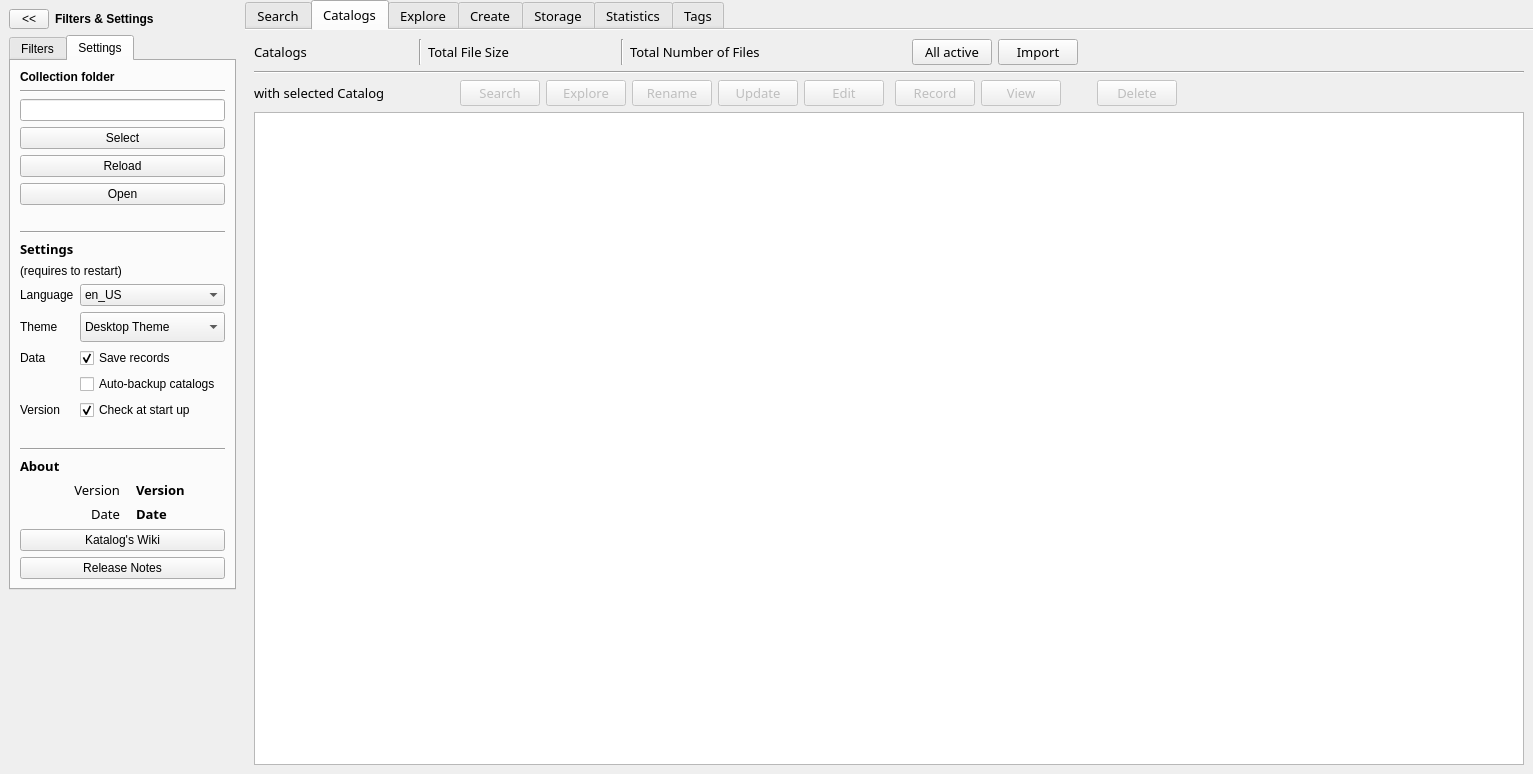
Above: mainwindow.ui from StephaneCouturier/Katalog before the change. Below: the same form after it.
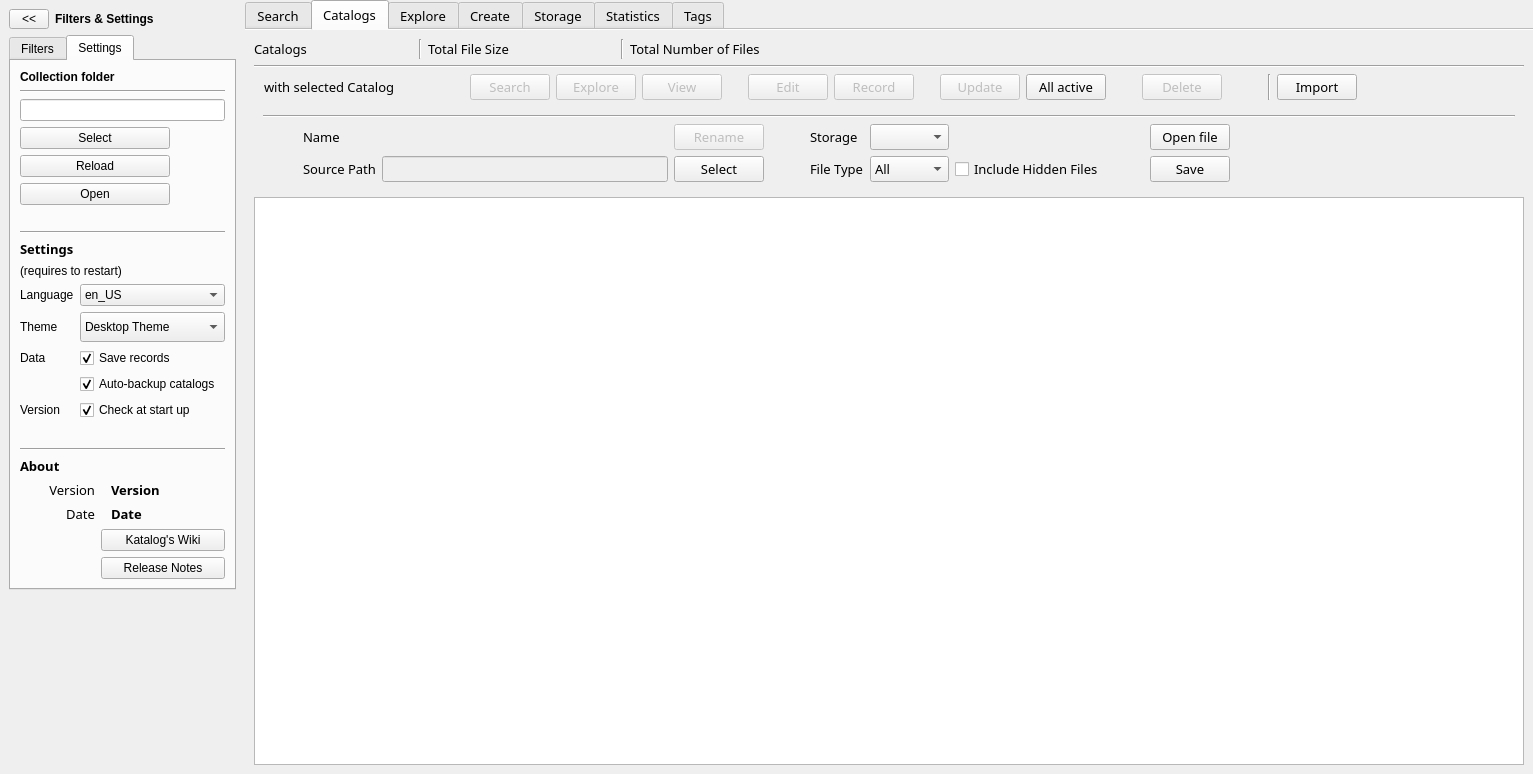
That is the form after the change. The open tabs and pages were chosen to show the change. Icons and pictures are not drawn. Custom widgets are drawn as their Qt base class.

Commit message: https://github.com/StephaneCouturier/Katalog/issues/143

```diff
--- a/mainwindow.ui
+++ b/mainwindow.ui
@@ -13,12 +13,6 @@
     <height>774</height>
    </rect>
   </property>
-  <property name="minimumSize">
-   <size>
-    <width>1080</width>
-    <height>720</height>
-   </size>
-  </property>
   <property name="windowTitle">
    <string>Katalog</string>
   </property>
@@ -94,7 +88,7 @@
        <enum>QTabWidget::Rounded</enum>
       </property>
       <property name="currentIndex">
-       <number>0</number>
+       <number>1</number>
       </property>
       <property name="iconSize">
        <size>
@@ -293,7 +287,7 @@
               </property>
               <property name="minimumSize">
                <size>
-                <width>100</width>
+                <width>110</width>
                 <height>0</height>
                </size>
               </property>
@@ -629,7 +623,7 @@
              <widget class="QPushButton" name="Search_pushButton_ResetAll">
               <property name="minimumSize">
                <size>
-                <width>100</width>
+                <width>110</width>
                 <height>0</height>
                </size>
               </property>
@@ -1048,6 +1042,12 @@
               <property name="enabled">
                <bool>true</bool>
               </property>
+              <property name="minimumSize">
+               <size>
+                <width>110</width>
+                <height>0</height>
+               </size>
+              </property>
               <property name="toolTip">
                <string>Export the search results to a csv file</string>
               </property>
@@ -1278,7 +1278,7 @@
         <string>Manage the catalogs</string>
        </attribute>
        <layout class="QGridLayout" name="gridLayout_4">
-        <item row="4" column="0">
+        <item row="5" column="1">
          <widget class="QTreeView" name="Collection_treeView_CatalogList">
           <property name="enabled">
            <bool>true</bool>
@@ -1312,7 +1312,7 @@
           </property>
          </widget>
         </item>
-        <item row="2" column="0" rowspan="2">
+        <item row="2" column="1" rowspan="2">
          <layout class="QVBoxLayout" name="Collection_verticalLayout">
           <property name="sizeConstraint">
            <enum>QLayout::SetFixedSize</enum>
@@ -1356,6 +1356,12 @@
             </item>
             <item>
              <widget class="QLabel" name="Collection_label_TotalSizeLabel">
+              <property name="font">
+               <font>
+                <family>Noto Sans</family>
+                <pointsize>10</pointsize>
+               </font>
+              </property>
               <property name="text">
                <string>Total File Size</string>
               </property>
@@ -1417,62 +1423,6 @@
               </property>
              </widget>
             </item>
-            <item>
-             <spacer name="horizontalSpacer">
-              <property name="orientation">
-               <enum>Qt::Horizontal</enum>
-              </property>
-              <property name="sizeType">
-               <enum>QSizePolicy::Fixed</enum>
-              </property>
-              <property name="sizeHint" stdset="0">
-               <size>
-                <width>40</width>
-                <height>20</height>
-               </size>
-              </property>
-             </spacer>
-            </item>
-            <item>
-             <widget class="QPushButton" name="Collection_pushButton_UpdateAllActive">
-              <property name="enabled">
-               <bool>true</bool>
-              </property>
-              <property name="toolTip">
-               <string>Update all the catalog that are active, if the device is available.</string>
-              </property>
-              <property name="text">
-               <string>All active</string>
-              </property>
-              <property name="icon">
-               <iconset theme="media-playlist-repeat">
-                <normaloff>.</normaloff>.</iconset>
-              </property>
-              <property name="iconSize">
-               <size>
-                <width>16</width>
-                <height>16</height>
-               </size>
-              </property>
-             </widget>
-            </item>
-            <item>
-             <widget class="QPushButton" name="Collection_pushButton_Import">
-              <property name="enabled">
-               <bool>true</bool>
-              </property>
-              <property name="toolTip">
-               <string>Convert the selected catalog to the latest format</string>
-              </property>
-              <property name="text">
-               <string>Import</string>
-              </property>
-              <property name="icon">
-               <iconset theme="download">
-                <normaloff>.</normaloff>.</iconset>
-              </property>
-             </widget>
-            </item>
             <item>
              <spacer name="Collection_horizontalSpacer_04">
               <property name="orientation">
@@ -1497,6 +1447,22 @@
           </item>
           <item>
            <layout class="QHBoxLayout" name="Collection_horizontalLayout_CatalogActions">
+            <item>
+             <spacer name="Collection_horizontalSpacer_2">
+              <property name="orientation">
+               <enum>Qt::Horizontal</enum>
+              </property>
+              <property name="sizeType">
+               <enum>QSizePolicy::Fixed</enum>
+              </property>
+              <property name="sizeHint" stdset="0">
+               <size>
+                <width>10</width>
+                <height>20</height>
+               </size>
+              </property>
+             </spacer>
+            </item>
             <item>
              <widget class="QLabel" name="Collection_label_WithSelectedCatalog">
               <property name="minimumSize">
@@ -1560,44 +1526,37 @@
              </widget>
             </item>
             <item>
-             <widget class="QPushButton" name="Collection_pushButton_Rename">
+             <widget class="QPushButton" name="Collection_pushButton_ViewCatalogStats">
               <property name="enabled">
                <bool>false</bool>
               </property>
               <property name="toolTip">
-               <string>Rename the catalog and its file</string>
+               <string>View the statistics of the selected catalog</string>
               </property>
               <property name="text">
-               <string>Rename</string>
+               <string>View</string>
               </property>
               <property name="icon">
-               <iconset theme="document-edit">
+               <iconset theme="office-chart-line">
                 <normaloff>.</normaloff>.</iconset>
               </property>
              </widget>
             </item>
             <item>
-             <widget class="QPushButton" name="Collection_pushButton_UpdateCatalog">
-              <property name="enabled">
-               <bool>false</bool>
+             <spacer name="Collection_horizontalSpacer_01">
+              <property name="orientation">
+               <enum>Qt::Horizontal</enum>
               </property>
-              <property name="toolTip">
-               <string>Update the catalog files, if the device is available</string>
+              <property name="sizeType">
+               <enum>QSizePolicy::Fixed</enum>
               </property>
-              <property name="text">
-               <string>Update</string>
-              </property>
-              <property name="icon">
-               <iconset theme="media-playlist-repeat">
-                <normaloff>.</normaloff>.</iconset>
-              </property>
-              <property name="iconSize">
+              <property name="sizeHint" stdset="0">
                <size>
-                <width>16</width>
-                <height>16</height>
+                <width>20</width>
+                <height>20</height>
                </size>
               </property>
-             </widget>
+             </spacer>
             </item>
             <item>
              <widget class="QPushButton" name="Collection_pushButton_EditCatalogFile">
@@ -1616,22 +1575,6 @@
               </property>
              </widget>
             </item>
-            <item>
-             <spacer name="Collection_horizontalSpacer_01">
-              <property name="orientation">
-               <enum>Qt::Horizontal</enum>
-              </property>
-              <property name="sizeType">
-               <enum>QSizePolicy::Fixed</enum>
-              </property>
-              <property name="sizeHint" stdset="0">
-               <size>
-                <width>5</width>
-                <height>20</height>
-               </size>
-              </property>
-             </spacer>
-            </item>
             <item>
              <widget class="QPushButton" name="Collection_pushButton_RecordCatalogStats">
               <property name="enabled">
@@ -1650,19 +1593,64 @@
              </widget>
             </item>
             <item>
-             <widget class="QPushButton" name="Collection_pushButton_ViewCatalogStats">
+             <spacer name="Collection_horizontalSpacer_3">
+              <property name="orientation">
+               <enum>Qt::Horizontal</enum>
+              </property>
+              <property name="sizeType">
+               <enum>QSizePolicy::Fixed</enum>
+              </property>
+              <property name="sizeHint" stdset="0">
+               <size>
+                <width>20</width>
+                <height>20</height>
+               </size>
+              </property>
+             </spacer>
+            </item>
+            <item>
+             <widget class="QPushButton" name="Collection_pushButton_UpdateCatalog">
               <property name="enabled">
                <bool>false</bool>
               </property>
               <property name="toolTip">
-               <string>View the statistics of the selected catalog</string>
+               <string>Update the catalog files, if the device is available</string>
               </property>
               <property name="text">
-               <string>View</string>
+               <string>Update</string>
               </property>
               <property name="icon">
-               <iconset theme="office-chart-line">
+               <iconset theme="media-playlist-repeat">
                 <normaloff>.</normaloff>.</iconset>
+              </property>
+              <property name="iconSize">
+               <size>
+                <width>16</width>
+                <height>16</height>
+               </size>
+              </property>
+             </widget>
+            </item>
+            <item>
+             <widget class="QPushButton" name="Collection_pushButton_UpdateAllActive">
+              <property name="enabled">
+               <bool>true</bool>
+              </property>
+              <property name="toolTip">
+               <string>Update all the catalog that are active, if the device is available.</string>
+              </property>
+              <property name="text">
+               <string>All active</string>
+              </property>
+              <property name="icon">
+               <iconset theme="media-playlist-repeat">
+                <normaloff>.</normaloff>.</iconset>
+              </property>
+              <property name="iconSize">
+               <size>
+                <width>16</width>
+                <height>16</height>
+               </size>
               </property>
              </widget>
             </item>
@@ -1699,6 +1687,46 @@
               </property>
              </widget>
             </item>
+            <item>
+             <spacer name="Catalogs_horizontalSpacer">
+              <property name="orientation">
+               <enum>Qt::Horizontal</enum>
+              </property>
+              <property name="sizeType">
+               <enum>QSizePolicy::Fixed</enum>
+              </property>
+              <property name="sizeHint" stdset="0">
+               <size>
+                <width>40</width>
+                <height>20</height>
+               </size>
+              </property>
+             </spacer>
+            </item>
+            <item>
+             <widget class="Line" name="Collection_line_3">
+              <property name="orientation">
+               <enum>Qt::Vertical</enum>
+              </property>
+             </widget>
+            </item>
+            <item>
+             <widget class="QPushButton" name="Collection_pushButton_Import">
+              <property name="enabled">
+               <bool>true</bool>
+              </property>
+              <property name="toolTip">
+               <string>Convert the selected catalog to the latest format</string>
+              </property>
+              <property name="text">
+               <string>Import</string>
+              </property>
+              <property name="icon">
+               <iconset theme="download">
+                <normaloff>.</normaloff>.</iconset>
+              </property>
+             </widget>
+            </item>
             <item>
              <spacer name="Collection_horizontalSpacer_03">
               <property name="orientation">
@@ -1716,6 +1744,257 @@
           </item>
          </layout>
         </item>
+        <item row="4" column="1">
+         <widget class="QWidget" name="Catalogs_widget_EditCatalog" native="true">
+          <layout class="QGridLayout" name="gridLayout_16">
+           <item row="1" column="0">
+            <layout class="QGridLayout" name="gridLayout_15">
+             <item row="1" column="6">
+              <widget class="QLabel" name="Catalogs_label_FileType">
+               <property name="text">
+                <string>File Type</string>
+               </property>
+              </widget>
+             </item>
+             <item row="0" column="7">
+              <widget class="QComboBox" name="Catalogs_comboBox_Storage"/>
+             </item>
+             <item row="0" column="11">
+              <widget class="QPushButton" name="Catalogs_pushButton_Open">
+               <property name="text">
+                <string>Open file</string>
+               </property>
+               <property name="icon">
+                <iconset theme="document-open">
+                 <normaloff>.</normaloff>.</iconset>
+               </property>
+              </widget>
+             </item>
+             <item row="1" column="9">
+              <widget class="QCheckBox" name="Catalogs_checkBox_IncludeHidden">
+               <property name="enabled">
+                <bool>true</bool>
+               </property>
+               <property name="text">
+                <string>Include Hidden Files</string>
+               </property>
+              </widget>
+             </item>
+             <item row="0" column="6">
+              <widget class="QLabel" name="Catalogs_label_Storage">
+               <property name="text">
+                <string>Storage</string>
+               </property>
+              </widget>
+             </item>
+             <item row="1" column="5">
+              <spacer name="Catalogs_horizontalSpacer_6">
+               <property name="orientation">
+                <enum>Qt::Horizontal</enum>
+               </property>
+               <property name="sizeType">
+                <enum>QSizePolicy::Fixed</enum>
+               </property>
+               <property name="sizeHint" stdset="0">
+                <size>
+                 <width>40</width>
+                 <height>20</height>
+                </size>
+               </property>
+              </spacer>
+             </item>
+             <item row="0" column="3">
+              <widget class="QPushButton" name="Collection_pushButton_Rename">
+               <property name="enabled">
+                <bool>false</bool>
+               </property>
+               <property name="minimumSize">
+                <size>
+                 <width>90</width>
+                 <height>0</height>
+                </size>
+               </property>
+               <property name="toolTip">
+                <string>Rename the catalog and its file</string>
+               </property>
+               <property name="text">
+                <string>Rename</string>
+               </property>
+               <property name="icon">
+                <iconset theme="document-edit">
+                 <normaloff>.</normaloff>.</iconset>
+               </property>
+              </widget>
+             </item>
+             <item row="1" column="12">
+              <spacer name="Catalogs_horizontalSpacer_5">
+               <property name="orientation">
+                <enum>Qt::Horizontal</enum>
+               </property>
+               <property name="sizeHint" stdset="0">
+                <size>
+                 <width>40</width>
+                 <height>20</height>
+                </size>
+               </property>
+              </spacer>
+             </item>
+             <item row="1" column="2">
+              <widget class="QLineEdit" name="Catalogs_lineEdit_SourcePath">
+               <property name="enabled">
+                <bool>false</bool>
+               </property>
+               <property name="minimumSize">
+                <size>
+                 <width>0</width>
+                 <height>0</height>
+                </size>
+               </property>
+              </widget>
+             </item>
+             <item row="1" column="11">
+              <widget class="QPushButton" name="Catalogs_pushButton_Save">
+               <property name="text">
+                <string>Save</string>
+               </property>
+               <property name="icon">
+                <iconset theme="document-save">
+                 <normaloff>.</normaloff>.</iconset>
+               </property>
+              </widget>
+             </item>
+             <item row="0" column="1">
+              <widget class="QLabel" name="Catalogs_label_NameTitle">
+               <property name="text">
+                <string>Name</string>
+               </property>
+              </widget>
+             </item>
+             <item row="0" column="2">
+              <widget class="QLabel" name="Catalogs_label_Name">
+               <property name="font">
+                <font>
+                 <family>Noto Sans</family>
+                 <pointsize>10</pointsize>
+                 <weight>75</weight>
+                 <bold>true</bold>
+                </font>
+               </property>
+               <property name="text">
+                <string/>
+               </property>
+              </widget>
+             </item>
+             <item row="1" column="3">
+              <widget class="QPushButton" name="Catalogs_pushButton_SelectPath">
+               <property name="enabled">
+                <bool>true</bool>
+               </property>
+               <property name="text">
+                <string>Select</string>
+               </property>
+               <property name="icon">
+                <iconset theme="edit-select">
+                 <normaloff>.</normaloff>.</iconset>
+               </property>
+              </widget>
+             </item>
+             <item row="1" column="7">
+              <widget class="QComboBox" name="Catalogs_comboBox_FileType">
+               <item>
+                <property name="text">
+                 <string>All</string>
+                </property>
+               </item>
+               <item>
+                <property name="text">
+                 <string>Audio</string>
+                </property>
+                <property name="icon">
+                 <iconset theme="audio-x-mpeg">
+                  <normaloff>.</normaloff>.</iconset>
+                </property>
+               </item>
+               <item>
+                <property name="text">
+                 <string>Image</string>
+                </property>
+                <property name="icon">
+                 <iconset theme="image-jpeg">
+                  <normaloff>.</normaloff>.</iconset>
+                </property>
+               </item>
+               <item>
+                <property name="text">
+                 <string>Text</string>
+                </property>
+                <property name="icon">
+                 <iconset theme="folder-text">
+                  <normaloff>.</normaloff>.</iconset>
+                </property>
+               </item>
+               <item>
+                <property name="text">
+                 <string>Video</string>
+                </property>
+                <property name="icon">
+                 <iconset theme="video-mp4">
+                  <normaloff>.</normaloff>.</iconset>
+                </property>
+               </item>
+              </widget>
+             </item>
+             <item row="0" column="10">
+              <spacer name="Catalogs_horizontalSpacer_7">
+               <property name="orientation">
+                <enum>Qt::Horizontal</enum>
+               </property>
+               <property name="sizeType">
+                <enum>QSizePolicy::Fixed</enum>
+               </property>
+               <property name="sizeHint" stdset="0">
+                <size>
+                 <width>40</width>
+                 <height>20</height>
+                </size>
+               </property>
+              </spacer>
+             </item>
+             <item row="1" column="1">
+              <widget class="QLabel" name="Catalogs_label_SourcePath">
+               <property name="text">
+                <string>Source Path</string>
+               </property>
+              </widget>
+             </item>
+             <item row="1" column="0">
+              <spacer name="Catalogs_horizontalSpacer_8">
+               <property name="orientation">
+                <enum>Qt::Horizontal</enum>
+               </property>
+               <property name="sizeType">
+                <enum>QSizePolicy::Fixed</enum>
+               </property>
+               <property name="sizeHint" stdset="0">
+                <size>
+                 <width>40</width>
+                 <height>20</height>
+                </size>
+               </property>
+              </spacer>
+             </item>
+            </layout>
+           </item>
+           <item row="0" column="0">
+            <widget class="Line" name="Collection_line_SeparateSummary_2">
+             <property name="orientation">
+              <enum>Qt::Horizontal</enum>
+             </property>
+            </widget>
+           </item>
+          </layout>
+         </widget>
+        </item>
        </layout>
       </widget>
       <widget class="QWidget" name="tab_Explore">
@@ -3655,45 +3934,6 @@
              </item>
              <item>
               <layout class="QGridLayout" name="gridLayout_13">
-               <item row="0" column="1">
-                <widget class="QLabel" name="Settings_label_VersionTitle">
-                 <property name="font">
-                  <font>
-                   <family>Noto Sans</family>
-                   <pointsize>10</pointsize>
-                   <weight>50</weight>
-                   <bold>false</bold>
-                  </font>
-                 </property>
-                 <property name="text">
-                  <string>Version</string>
-                 </property>
-                 <property name="alignment">
-                  <set>Qt::AlignRight|Qt::AlignTrailing|Qt::AlignVCenter</set>
-                 </property>
-                </widget>
-               </item>
-               <item row="2" column="2">
-                <widget class="QLabel" name="Settings_label_DateValue">
-                 <property name="font">
-                  <font>
-                   <family>Noto Sans</family>
-                   <pointsize>10</pointsize>
-                   <weight>75</weight>
-                   <bold>true</bold>
-                  </font>
-                 </property>
-                 <property name="text">
-                  <string>Date</string>
-                 </property>
-                 <property name="alignment">
-                  <set>Qt::AlignLeading|Qt::AlignLeft|Qt::AlignVCenter</set>
-                 </property>
-                 <property name="indent">
-                  <number>10</number>
-                 </property>
-                </widget>
-               </item>
                <item row="0" column="2">
                 <widget class="QLabel" name="Settings_label_VersionValue">
                  <property name="font">
@@ -3715,6 +3955,30 @@
                  </property>
                 </widget>
                </item>
+               <item row="0" column="1">
+                <widget class="QLabel" name="Settings_label_VersionTitle">
+                 <property name="maximumSize">
+                  <size>
+                   <width>75</width>
+                   <height>16777215</height>
+                  </size>
+                 </property>
+                 <property name="font">
+                  <font>
+                   <family>Noto Sans</family>
+                   <pointsize>10</pointsize>
+                   <weight>50</weight>
+                   <bold>false</bold>
+                  </font>
+                 </property>
+                 <property name="text">
+                  <string>Version</string>
+                 </property>
+                 <property name="alignment">
+                  <set>Qt::AlignRight|Qt::AlignTrailing|Qt::AlignVCenter</set>
+                 </property>
+                </widget>
+               </item>
                <item row="2" column="1">
                 <widget class="QLabel" name="Settings_label_DateTitle">
                  <property name="font">
@@ -3733,22 +3997,55 @@
                  </property>
                 </widget>
                </item>
+               <item row="3" column="2">
+                <widget class="QPushButton" name="Settings_pushButton_Wiki">
+                 <property name="maximumSize">
+                  <size>
+                   <width>150</width>
+                   <height>16777215</height>
+                  </size>
+                 </property>
+                 <property name="text">
+                  <string>Katalog's Wiki</string>
+                 </property>
+                </widget>
+               </item>
+               <item row="2" column="2">
+                <widget class="QLabel" name="Settings_label_DateValue">
+                 <property name="font">
+                  <font>
+                   <family>Noto Sans</family>
+                   <pointsize>10</pointsize>
+                   <weight>75</weight>
+                   <bold>true</bold>
+                  </font>
+                 </property>
+                 <property name="text">
+                  <string>Date</string>
+                 </property>
+                 <property name="alignment">
+                  <set>Qt::AlignLeading|Qt::AlignLeft|Qt::AlignVCenter</set>
+                 </property>
+                 <property name="indent">
+                  <number>10</number>
+                 </property>
+                </widget>
+               </item>
+               <item row="4" column="2">
+                <widget class="QPushButton" name="Settings_pushButton_ReleaseNotes">
+                 <property name="maximumSize">
+                  <size>
+                   <width>150</width>
+                   <height>16777215</height>
+                  </size>
+                 </property>
+                 <property name="text">
+                  <string>Release Notes</string>
+                 </property>
+                </widget>
+               </item>
               </layout>
              </item>
-             <item>
-              <widget class="QPushButton" name="Settings_pushButton_Wiki">
-               <property name="text">
-                <string>Katalog's Wiki</string>
-               </property>
-              </widget>
-             </item>
-             <item>
-              <widget class="QPushButton" name="Settings_pushButton_ReleaseNotes">
-               <property name="text">
-                <string>Release Notes</string>
-               </property>
-              </widget>
-             </item>
             </layout>
            </item>
            <item row="2" column="0">
@@ -3834,6 +4131,9 @@
                  <property name="text">
                   <string>Auto-backup catalogs</string>
                  </property>
+                 <property name="checked">
+                  <bool>true</bool>
+                 </property>
                 </widget>
                </item>
                <item row="1" column="0">
@@ -3963,6 +4263,12 @@
              </item>
              <item>
               <widget class="QPushButton" name="Collection_pushButton_SelectFolder">
+               <property name="maximumSize">
+                <size>
+                 <width>150</width>
+                 <height>16777215</height>
+                </size>
+               </property>
                <property name="toolTip">
                 <string>Select a different Collection folder</string>
                </property>
@@ -3973,10 +4279,19 @@
                 <iconset theme="edit-select">
                  <normaloff>.</normaloff>.</iconset>
                </property>
+               <property name="flat">
+                <bool>false</bool>
+               </property>
               </widget>
              </item>
              <item>
               <widget class="QPushButton" name="Collection_pushButton_Reload">
+               <property name="maximumSize">
+                <size>
+                 <width>150</width>
+                 <height>16777215</height>
+                </size>
+               </property>
                <property name="toolTip">
                 <string>Reload all catalog information</string>
                </property>
@@ -3991,6 +4306,12 @@
              </item>
              <item>
               <widget class="QPushButton" name="Collection_pushButton_OpenFolder">
+               <property name="maximumSize">
+                <size>
+                 <width>150</width>
+                 <height>16777215</height>
+                </size>
+               </property>
                <property name="toolTip">
                 <string>Open the collection folder</string>
                </property>
```
The commit also changes 3 other files.
